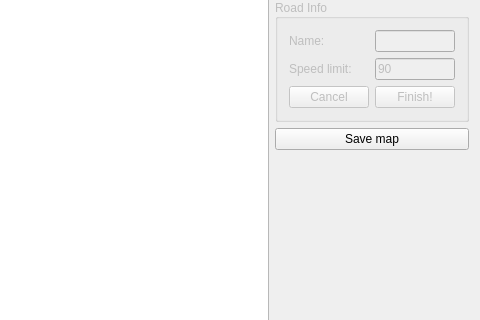
Above: app1_Editor/project/mainwindow.ui from idaohang/gps-18 before the change; both pictures show x 416 to 896 and y 141 to 461 of the 896 by 589 pixel window. Below: the same form after it.
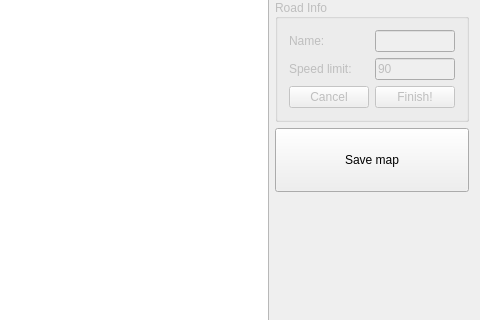
That is the form after the change. Custom widgets are drawn as their Qt base class.

The edit to the form file:
```diff
--- a/app1_Editor/project/mainwindow.ui
+++ b/app1_Editor/project/mainwindow.ui
@@ -177,6 +177,12 @@
     </item>
     <item row="3" column="2">
      <widget class="QPushButton" name="btSave">
+      <property name="minimumSize">
+       <size>
+        <width>0</width>
+        <height>64</height>
+       </size>
+      </property>
       <property name="text">
        <string>Save map</string>
       </property>
```
